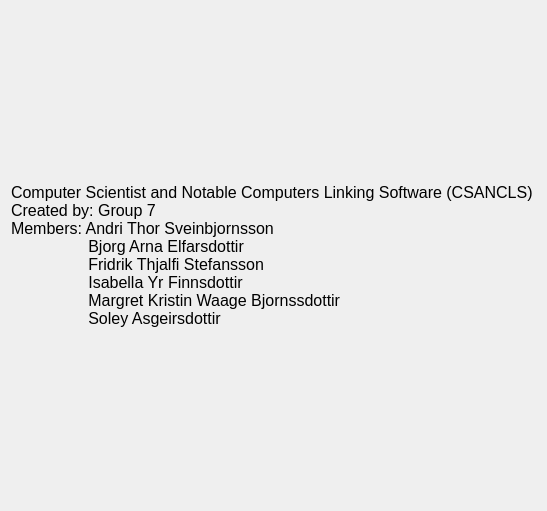
The window that about.ui (maggawaage/skil3) describes before a commit, drawn with Qt 5.
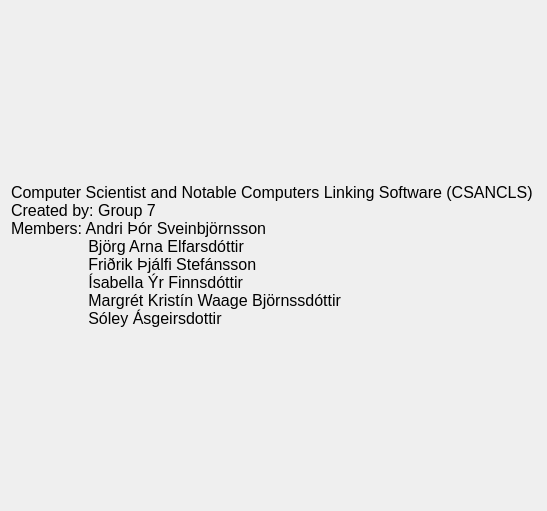
The same window after the commit. Icons and pictures are not drawn.

What changed in the file:
```diff
--- a/about.ui
+++ b/about.ui
@@ -28,12 +28,12 @@
      <property name="text">
       <string>Computer Scientist and Notable Computers Linking Software (CSANCLS)
 Created by: Group 7
-Members: Andri Thor Sveinbjornsson
-	   Bjorg Arna Elfarsdottir    
-	   Fridrik Thjalfi Stefansson        
-	   Isabella Yr Finnsdottir       
-	   Margret Kristin Waage Bjornssdottir       
-	   Soley Asgeirsdottir</string>
+Members: Andri Þór Sveinbjörnsson
+	   Björg Arna Elfarsdóttir    
+	   Friðrik Þjálfi Stefánsson        
+	   Ísabella Ýr Finnsdóttir       
+	   Margrét Kristín Waage Björnssdóttir       
+	   Sóley Ásgeirsdottir</string>
      </property>
     </widget>
    </item>
```
